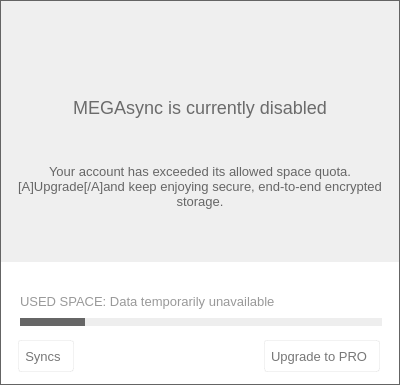
First picture: the form in src/MEGASync/gui/linux/InfoDialog.ui, repository meganz/MEGAsync, before the edit.
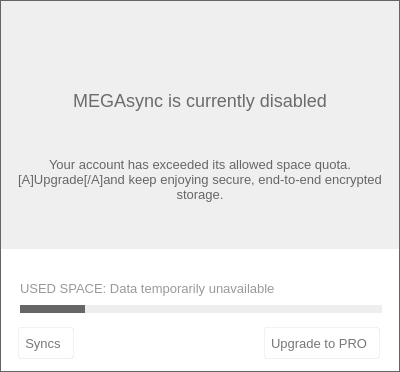
Second picture: the form after the edit. Icons and pictures are not drawn. Custom widgets are drawn as their Qt base class.

Commit message: Fix height issue on Windows and Linux

Patch:
```diff
--- a/src/MEGASync/gui/linux/InfoDialog.ui
+++ b/src/MEGASync/gui/linux/InfoDialog.ui
@@ -7,19 +7,19 @@
     <x>0</x>
     <y>0</y>
     <width>400</width>
-    <height>385</height>
+    <height>372</height>
    </rect>
   </property>
   <property name="minimumSize">
    <size>
     <width>400</width>
-    <height>385</height>
+    <height>372</height>
    </size>
   </property>
   <property name="maximumSize">
    <size>
-    <width>400</width>
-    <height>385</height>
+    <width>414</width>
+    <height>372</height>
    </size>
   </property>
   <property name="windowTitle">
```
The commit also changes 1 other file.
